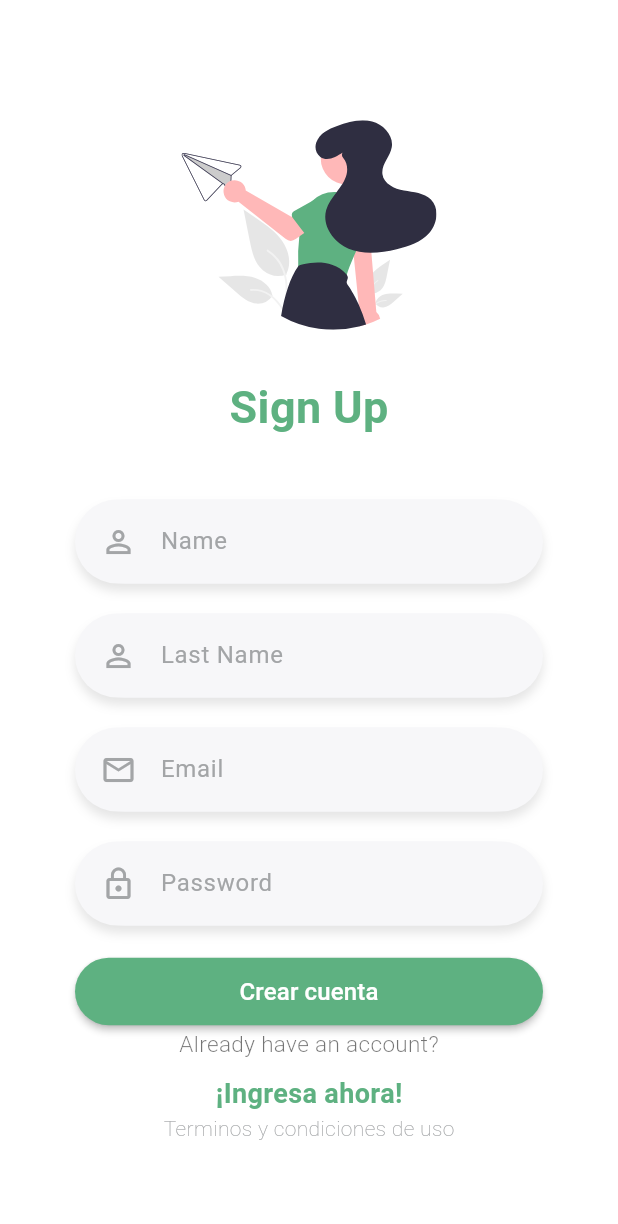
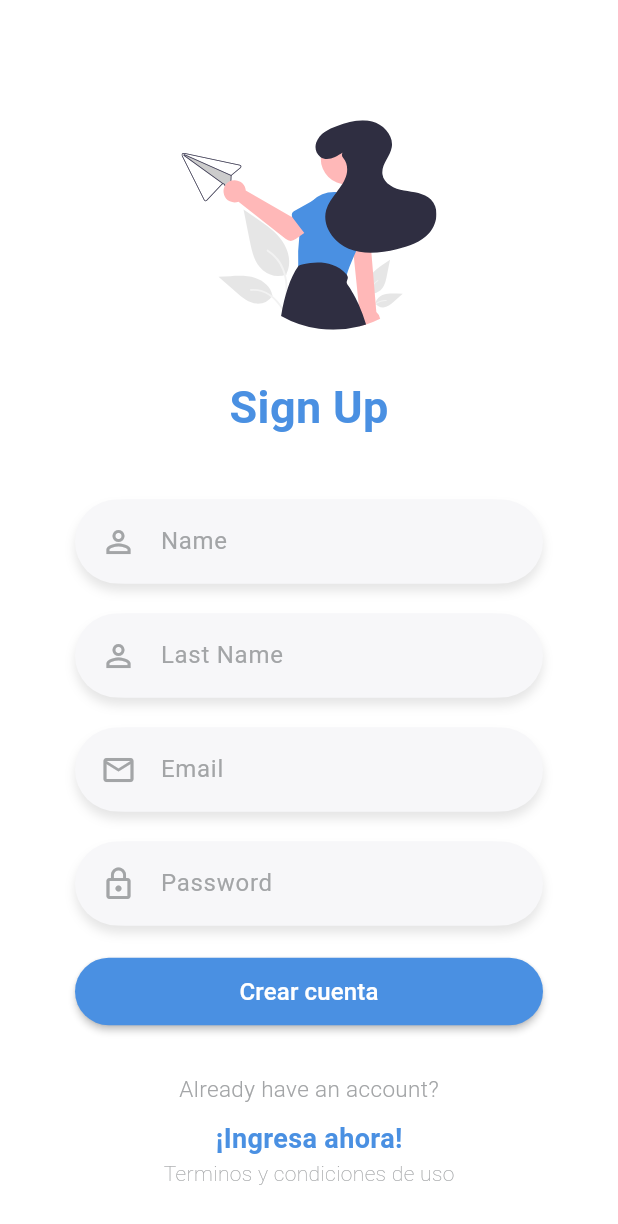
Before and after one commit to MattersLC/flutter-chat-app, a Flutter app: the RegisterScreen screen opened by its route, on a phone screen of 412 x 824 dp. Shown: the top 1224 px of the screen. Run offline on Flutter 3.47's test engine with Material 3 defaults, Android fonts, the phone set to English and light mode, and no system bars; our stand-ins replace flutter_secure_storage, flutter_slidable, flutter_svg, google_nav_bar, pull_to_refresh, shared_preferences and 1 more; accounts and stored records are empty; network calls fail.

Commit message:
UPDATE: Sincronización del proyecto

```diff
--- a/lib/global/chat_colors.dart
+++ b/lib/global/chat_colors.dart
@@ -4,7 +4,9 @@ class ChatColors {
   // Defaults
   static const Color mint = Color(0xFF5EB181);
   static const Color rose = Color(0xFFE57373);
-  static const Color contrast = Color(0xFF1659F3);
+  //static const Color contrast = Color(0xFF00796B);
+  static const Color contrast = Color(0xFF4A90E2);
+  //static const Color contrast = Color(0xFF27496D);
   static const Color black = Color(0xFF000000);
   static const Color white = Color(0xFFFFFFFF);
 
--- a/lib/main.dart
+++ b/lib/main.dart
@@ -1,4 +1,5 @@
 import 'package:chat_app/global/chat_colors.dart';
+import 'package:chat_app/services/friend_request_service.dart';
 import 'package:chat_app/services/theme_service.dart';
 import 'package:flutter/material.dart';
 import 'package:provider/provider.dart';
@@ -33,6 +34,7 @@ class _MyAppState extends State<MyApp> {
         ChangeNotifierProvider(create: (_) => AuthService()),
         ChangeNotifierProvider(create: (_) => SocketService()),
         ChangeNotifierProvider(create: (_) => ChatService()),
+        ChangeNotifierProvider(create: (_) => FriendRequestService()),
       ],
       child: Consumer<ThemeService>(
         builder: (context, themeService, _) {
--- a/lib/screens/login_screen.dart
+++ b/lib/screens/login_screen.dart
@@ -19,7 +19,7 @@ class LoginScreen extends StatelessWidget {
   @override
   Widget build(BuildContext context) {
     return Scaffold(
-      backgroundColor: ChatColors.primaryLight,
+      //backgroundColor: ChatColors.primaryLight,
       body: SafeArea(
         child: SingleChildScrollView(
           physics: const BouncingScrollPhysics(),
--- a/lib/screens/register_screen.dart
+++ b/lib/screens/register_screen.dart
@@ -19,17 +19,16 @@ class RegisterScreen extends StatelessWidget {
   @override
   Widget build(BuildContext context) {
     return Scaffold(
-      backgroundColor: ChatColors.primaryLight,
+      //backgroundColor: ChatColors.primaryLight,
       body: SafeArea(
         child: SingleChildScrollView(
           physics: const BouncingScrollPhysics(),
-          child: SizedBox(
-            height: MediaQuery.of(context).size.height * 0.9,
           child: Column(
             mainAxisAlignment: MainAxisAlignment.spaceBetween,
             children: [
               const Logo(title: 'Sign Up'),
               _Form(),
+              const SizedBox(height: 30,),
               const Labels(
                 route: 'login',
                 question: 'Already have an account?',
@@ -42,7 +41,6 @@ class RegisterScreen extends StatelessWidget {
                 ),
               ),
             ],
-            ),
           ),
         ),
       ),
--- a/lib/services/theme_service.dart
+++ b/lib/services/theme_service.dart
@@ -7,6 +7,7 @@ class ThemeService with ChangeNotifier {
   final ThemeData darkTheme = ThemeData(
     brightness: Brightness.dark,
     primaryColor: ChatColors.primaryDark,
+    shadowColor: ChatColors.white,
     secondaryHeaderColor: ChatColors.secondaryDark,
     cardColor: ChatColors.secondaryDark,
     dividerColor: ChatColors.secondaryDark,
@@ -38,11 +39,17 @@ class ThemeService with ChangeNotifier {
       trackColor: WidgetStateProperty.all<Color>(ChatColors.contrast),
       trackOutlineColor: WidgetStateProperty.all<Color>(ChatColors.primaryDark),
     ),
+    elevatedButtonTheme: ElevatedButtonThemeData(
+      style: ButtonStyle(
+        backgroundColor: WidgetStateProperty.all<Color>(ChatColors.contrast),
+      ),
+    ),
   );
 
   final ThemeData lightTheme = ThemeData(
     brightness: Brightness.light,
     primaryColor: ChatColors.primaryLight,
+    shadowColor: ChatColors.black,
     secondaryHeaderColor: ChatColors.secondaryLight,
     cardColor: ChatColors.secondaryLight,
     dividerColor: ChatColors.secondaryLight,
@@ -72,6 +79,11 @@ class ThemeService with ChangeNotifier {
     switchTheme: SwitchThemeData(
       thumbColor: WidgetStateProperty.all<Color>(ChatColors.contrast),
       trackColor: WidgetStateProperty.all<Color>(ChatColors.secondaryLight),
+    ),
+    elevatedButtonTheme: ElevatedButtonThemeData(
+      style: ButtonStyle(
+        backgroundColor: WidgetStateProperty.all<Color>(ChatColors.contrast),
+      ),
     ),
   );
 
--- a/lib/widgets/chats/chat_tile.dart
+++ b/lib/widgets/chats/chat_tile.dart
@@ -11,6 +11,7 @@ class ChatTile extends StatelessWidget {
   @override
   Widget build(BuildContext context) {
     return ListTile(
+      tileColor: Theme.of(context).primaryColor,
       contentPadding: const EdgeInsets.symmetric(horizontal: 16),
       title: Row(
         mainAxisAlignment: MainAxisAlignment.spaceBetween,
--- a/lib/widgets/custom_input.dart
+++ b/lib/widgets/custom_input.dart
@@ -18,16 +18,18 @@ class CustomInput extends StatelessWidget {
 
   @override
   Widget build(BuildContext context) {
+    final theme = Theme.of(context);
+
     return Container(
       //padding: const EdgeInsets.only(top: 5, left: 5, bottom: 5, right: 20),
       padding: const EdgeInsets.symmetric(horizontal: 5),
       margin: const EdgeInsets.only(bottom: 20),
       decoration: BoxDecoration(
-        color: ChatColors.secondaryLight,
+        color: theme.cardColor,
         borderRadius: const BorderRadius.all(Radius.circular(30)),
         boxShadow: [
           BoxShadow(
-            color: Colors.black.withOpacity(0.1),
+            color: theme.shadowColor.withOpacity(0.1),
             offset: const Offset(0, 5),
             blurRadius: 5,
           )
@@ -39,7 +41,7 @@ class CustomInput extends StatelessWidget {
         keyboardType: keyboardType,
         obscureText: isPassword,
         decoration: InputDecoration(
-          fillColor: ChatColors.secondaryLight,
+          fillColor: Theme.of(context).cardColor,
           filled: true,
           prefixIcon: Icon(icon),
           prefixIconColor: ChatColors.grayLight,
--- a/lib/widgets/login/labels.dart
+++ b/lib/widgets/login/labels.dart
@@ -1,4 +1,3 @@
-import 'package:chat_app/global/chat_colors.dart';
 import 'package:flutter/material.dart';
 
 class Labels extends StatelessWidget {
@@ -19,7 +18,7 @@ class Labels extends StatelessWidget {
         Text(
           question,
           style: const TextStyle(
-            color: Colors.black54,
+            //color: Colors.black54,
             fontSize: 15,
             fontWeight: FontWeight.w300,
           ),
@@ -31,8 +30,8 @@ class Labels extends StatelessWidget {
           },
           child: Text(
             actionText,
-            style: const TextStyle(
-              color: ChatColors.mint,
+            style: TextStyle(
+              color: Theme.of(context).highlightColor,
               fontSize: 18,
               fontWeight: FontWeight.bold,
             ),
--- a/lib/widgets/login/login_button.dart
+++ b/lib/widgets/login/login_button.dart
@@ -15,7 +15,7 @@ class LoginButton extends StatelessWidget {
     return ElevatedButton(
       style: ElevatedButton.styleFrom(
         elevation: 2,
-        backgroundColor: ChatColors.mint,
+        //backgroundColor: ChatColors.mint,
       ),
       onPressed: onPressed,
       child: SizedBox(
--- a/lib/widgets/login/logo.dart
+++ b/lib/widgets/login/logo.dart
@@ -25,10 +25,10 @@ class Logo extends StatelessWidget {
             //const SizedBox(height: 20),
             Text(
               title,
-              style: const TextStyle(
+              style: TextStyle(
                 fontSize: 30,
                 fontWeight: FontWeight.bold,
-                color: ChatColors.mint,
+                color: Theme.of(context).highlightColor,
               ),
             ),
           ],
```
Also changed, not shown: lib/screens/chat_screen.dart (+22 -11 lines), lib/screens/home_screen.dart (+12 -4 lines), lib/services/friend_request_service.dart (added, +24 -0 lines), lib/widgets/chats/chat_message.dart (+11 -10 lines), lib/widgets/find/user_tile.dart (+54 -11 lines), assets/undraw_messaging_fun.svg. Lines whose indentation alone changed are shown as unchanged.
